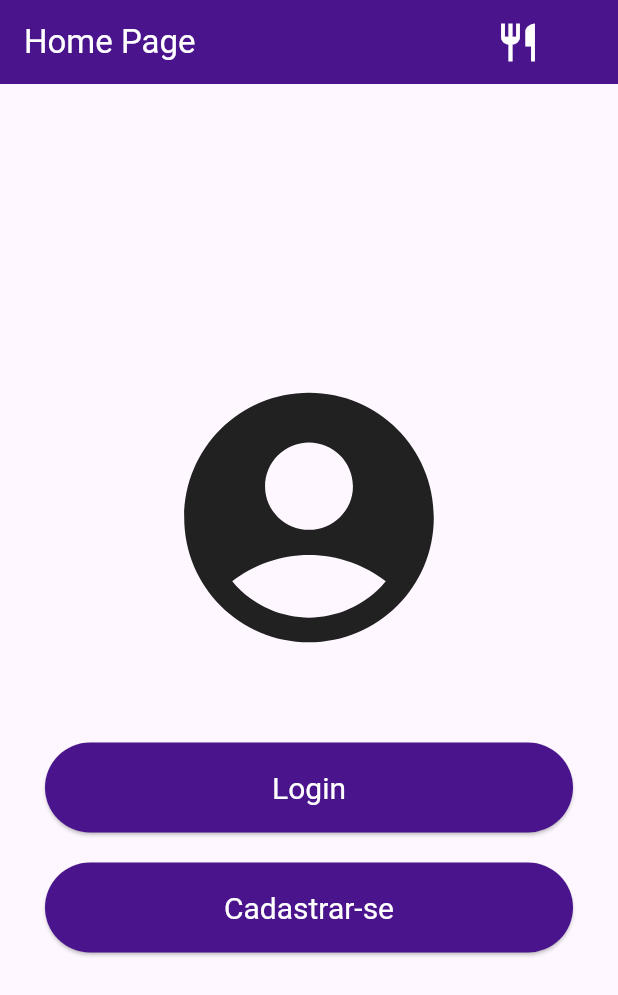
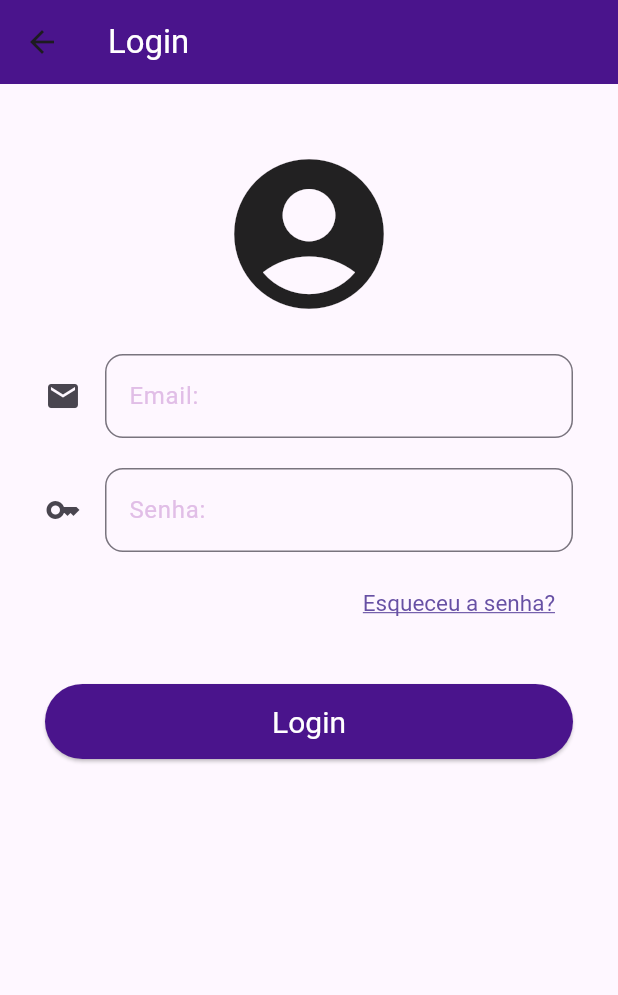
Before and after one commit to JV4F/flutter_app_Cardapio, a Flutter app: the screen it shows after launch, after a tap on "Login", on a phone screen of 412 x 824 dp. Shown: the top 995 px of the screen. Run offline on Flutter 3.47's test engine with Material 3 defaults, Android fonts, the phone set to English and light mode, and no system bars; our stand-ins replace device_preview, get_it.

Commit message:
up_30_09

```diff
--- a/lib/main.dart
+++ b/lib/main.dart
@@ -1,15 +1,28 @@
-// ignore_for_file: prefer_const_constructors
+// ignore_for_file: prefer_const_constructors, implicit_call_tearoffs
 
 import 'package:device_preview/device_preview.dart';
 import 'package:flutter/material.dart';
+import 'package:flutter_app08/model/produto.dart';
+import 'package:flutter_app08/service/produto_service.dart';
 import 'package:flutter_app08/view/cadastro_view.dart';
 import 'package:flutter_app08/view/cardapio_view.dart';
 import 'package:flutter_app08/view/carrinho_view.dart';
 import 'package:flutter_app08/view/detalhes_view.dart';
 import 'package:flutter_app08/view/homepage_view.dart';
+import 'package:flutter_app08/view/login_view.dart';
+import 'package:get_it/get_it.dart';
 
 
+final getIt = GetIt.instance;
 void main() {
+
+
+  getIt.registerSingleton<ProdutoService>(ProdutoService());
+
+  var srv = getIt<ProdutoService>();
+  srv.adicionarProduto(Produto(25, "Pizza Calabresa", 'Pizza feita com molho de tomate, mussarela, calabresa, catupiry e cebola' ,'lib/image/pizzacalabresa.jpg'));
+
+
   runApp(
     DevicePreview(
       enabled: true,
@@ -30,6 +43,7 @@ class MainApp extends StatelessWidget {
 
       routes: {
         'homepage' : (context) => HomePageView(),
+        'login'    : (context) => LoginView(),
         'cadastro' : (context) => CadastroView(),
         'cardapio' : (context) => CardapioView(),
         'detalhes' : (context) => DetalhesView(),
--- a/lib/model/produto.dart
+++ b/lib/model/produto.dart
@@ -11,13 +11,12 @@ class Produto {
 
   //Geração de dados pra teste
 
-  static List<Produto> gerardados(){
+  /*static List<Produto> gerardados(){
     List<Produto> cardapio = [];
     cardapio.add(Produto(25, "Pizza Calabresa", 'Pizza feita com molho de tomate, mussarela, calabresa, catupiry e cebola' ,'lib/image/pizzacalabresa.jpg'));
-    cardapio.add(Produto(30, "Pizza Lombo", 'Pizza feica com mussarela, lombo canadense e catupiry' ,"lib/image/pizzacalabresa.jpg"));
-
     return cardapio;
   }
+  */
 
 
 
--- /dev/null
+++ b/lib/service/produto_service.dart
@@ -0,0 +1,18 @@
+import 'package:flutter_app08/model/produto.dart';
+
+class ProdutoService {
+   List<Produto> produtos = [];
+
+  void adicionarProduto(Produto produto) {
+    produtos.add(produto);
+  }
+
+  void removerProduto(index) {
+    produtos.removeAt(index);
+  }
+
+  Produto retornarProduto(id){
+    return produtos[id];
+  }
+
+}
--- a/lib/view/homepage_view.dart
+++ b/lib/view/homepage_view.dart
@@ -83,6 +83,8 @@ class _HomePageViewState extends State<HomePageView> {
 
                       onPressed: (){
 
+                        Navigator.pushNamed(context, 'login');
+
                       }, child: Text("Login"),
                     ),
                     //Fim Botão Login
--- /dev/null
+++ b/lib/view/login_view.dart
@@ -0,0 +1,155 @@
+// ignore_for_file: prefer_const_constructors
+
+import 'package:flutter/material.dart';
+
+class LoginView extends StatefulWidget {
+  const LoginView({super.key});
+
+  @override
+  State<LoginView> createState() => _LoginViewState();
+}
+
+class _LoginViewState extends State<LoginView> {
+
+  final GlobalKey<FormState> formkey = GlobalKey<FormState>();
+  final msgKey = GlobalKey<ScaffoldMessengerState>();
+
+  var email = TextEditingController();
+  var senha = TextEditingController();
+
+  @override
+  Widget build(BuildContext context) {
+    return Scaffold(
+      appBar: AppBar(
+        backgroundColor: Colors.purple.shade900,
+        title: Text(
+          'Login',
+          style: TextStyle(color: Colors.white),
+        ),
+
+      ),
+
+      body: Padding(
+
+        padding: const EdgeInsets.fromLTRB(30, 40, 30, 40), // Margem
+
+        child: Form(
+
+          key: formkey,
+
+          child:Column(
+
+            children: [
+
+                //Inicio icone principal
+                Icon(Icons.account_circle_rounded, size:120),
+                Row(),
+                SizedBox(height: 20), // Espaçamento
+                //Fim icone principal
+
+                Column(
+
+                  children: [
+
+                    //Campo Email
+                    TextFormField(
+
+                      controller: email,
+                      decoration: InputDecoration(
+                        icon: Icon(Icons.mail),
+                        labelText: 'Email: ',
+                        labelStyle: TextStyle(color: Colors.purple.shade100),
+                        hintText: 'Informe o Email',
+                        border: OutlineInputBorder(
+                        borderRadius: BorderRadius.circular(12.0),
+                    ),
+                      ),
+
+                      validator: (email){
+                        if(email == null){
+                          return 'Informe o Email';
+                        }
+                        else if(email.isEmpty){
+                          return 'Informe o Email';
+                        }
+                        return null;
+                      }
+
+                    ),
+                    //Fim campo Email
+
+                      SizedBox(height: 20), // Espaçamento
+
+                    //Campo Senha
+                    TextFormField(
+
+                      controller: senha,
+                      decoration: InputDecoration(
+                        icon: Icon(Icons.key),
+                        labelText: 'Senha: ',
+                        labelStyle: TextStyle(color: Colors.purple.shade100),
+                        hintText: 'Informe a Senha',
+                        border: OutlineInputBorder(
+                        borderRadius: BorderRadius.circular(12.0),
+                    ),
+                      ),
+
+                      validator: (senha){
+                        if(senha == null){
+                          return 'Informe o Senha';
+                        }
+                        else if(senha.isEmpty){
+                          return 'Informe o Senha';
+                        }
+                        return null;
+                      }
+
+                    ),
+                    //Fim campo Senha
+
+                    SizedBox(height: 10),
+
+                    Row(
+                      mainAxisAlignment: MainAxisAlignment.end,
+                      children: [
+                        TextButton(
+                          style: TextButton.styleFrom(
+                            textStyle: TextStyle(
+                              fontSize: 15,
+                              decoration: TextDecoration.underline,
+                            ),
+                          ),
+                          onPressed:(){
+                          },child: Text('Esqueceu a senha?'),
+                        ),
+                      ],
+                    ),
+
+                    SizedBox(height: 30),
+
+                    ElevatedButton(
+                      style: ElevatedButton.styleFrom(
+                        minimumSize: Size(500, 50),
+                        backgroundColor: Colors.purple.shade900,
+                        foregroundColor: Colors.white,
+                        textStyle: TextStyle(fontSize: 20),
+                      ),
+                      onPressed:(){
+
+                        if(formkey.currentState!.validate()){
+                          Navigator.pushNamed(context, 'cardapio');
+                        }
+
+                      },child: Text('Login')
+                    ),
+
+                  ],
+                )
+            ],
+          )
+        ),
+      ),
+
+    );
+  }
+}
--- a/pubspec.yaml
+++ b/pubspec.yaml
@@ -10,6 +10,7 @@ dependencies:
   flutter:
     sdk: flutter
   device_preview: ^1.2.0
+  get_it: ^8.0.0
 
 dev_dependencies:
   flutter_test:
```
Also changed, not shown: lib/view/cardapio_view.dart (+13 -8 lines), lib/view/carrinho_view.dart (+31 -11 lines), lib/view/detalhes_view.dart (+23 -6 lines), pubspec.lock.
